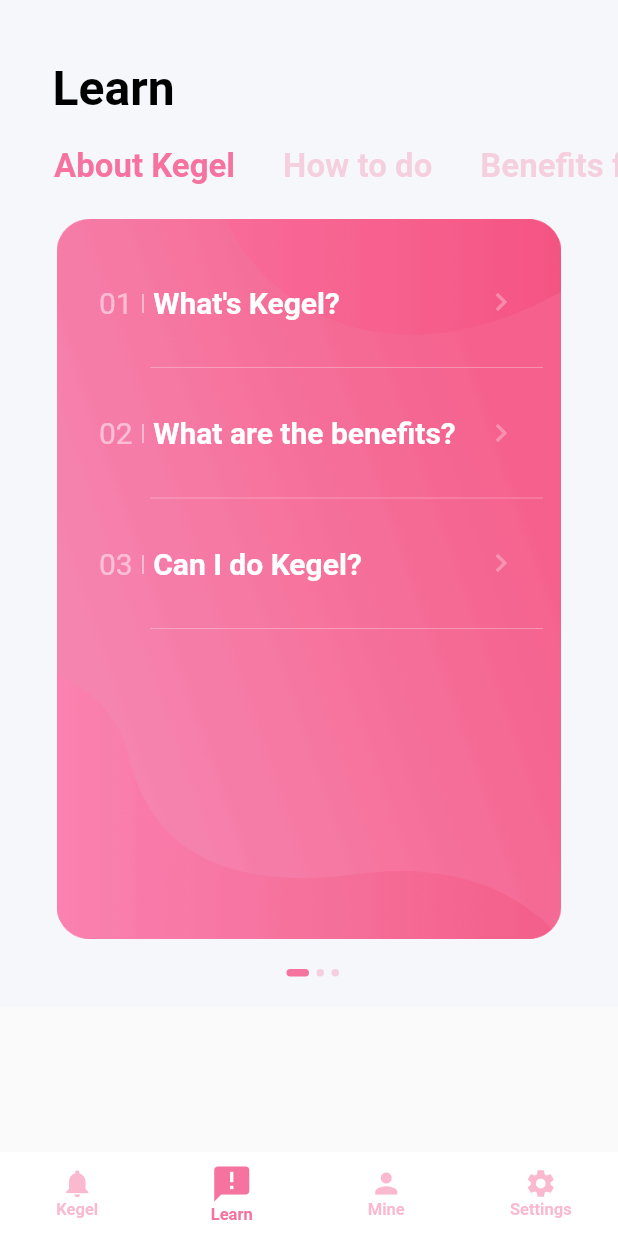
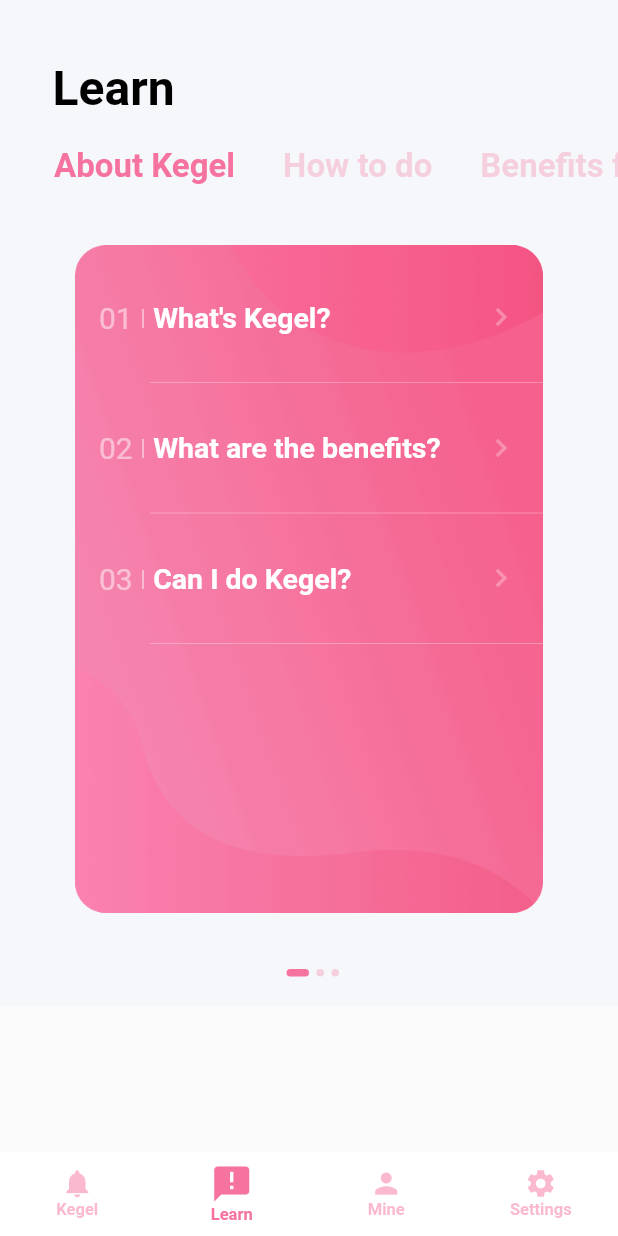
Before and after one commit to bobga/kegel_flutter_app, a Flutter app: the screen it shows after launch, item 2 of the bottom bar chosen, on a phone screen of 412 x 824 dp. Run offline on Flutter 3.47's test engine with Material 2 defaults, Android fonts, the phone set to English and light mode, and no system bars; drawn by our look-alikes of carousel_slider, dots_indicator; our stand-ins replace device_preview, fl_chart, flutter_svg, location, mvc_pattern, percent_indicator and 2 more; missing offline and left inert: global_configuration; network calls fail.

Commit message:
Responsive UI for Learn page

```diff
--- a/lib/main.dart
+++ b/lib/main.dart
@@ -4,7 +4,7 @@ import 'package:global_configuration/global_configuration.dart';
 import 'package:device_preview/device_preview.dart';
 
 void main() {
-  GlobalConfiguration().loadFromAsset("configurations");
+  // GlobalConfiguration().loadFromAsset("configurations");
   runApp(
     DevicePreview(
       enabled: true,
--- a/lib/pages/LearnWidget.dart
+++ b/lib/pages/LearnWidget.dart
@@ -2,6 +2,7 @@ import 'package:flutter/material.dart';
 import 'package:carousel_slider/carousel_slider.dart';
 import 'package:dots_indicator/dots_indicator.dart';
 import 'package:flutter_svg/flutter_svg.dart';
+import '../helpers/app_config.dart' as config;
 
 class LearnWidget extends StatefulWidget {
   final GlobalKey<ScaffoldState> parentScaffoldKey;
@@ -100,21 +101,20 @@ class _LearnWidgetState extends State<LearnWidget> {
                     Builder(
                       builder: (BuildContext context) {
                         return Container(
-                          width: MediaQuery.of(context).size.width,
+                          width: MediaQuery.of(context).size.width - 100,
                           decoration: BoxDecoration(
                             image: DecorationImage(
                               image: AssetImage(
                                 "assets/img/bg_learn_card1_pink.png",
                               ),
-                              fit: BoxFit.fitHeight,
+                              fit: BoxFit.fitWidth,
                             ),
                           ),
                           child: ListView(
                             shrinkWrap: true,
                             primary: false,
                             padding: EdgeInsets.symmetric(
-                              horizontal: 50,
-                              vertical: 20,
+                              vertical: 30,
                             ),
                             children: <Widget>[
                               ListTile(
@@ -156,7 +156,7 @@ class _LearnWidgetState extends State<LearnWidget> {
                                         'What\'s Kegel?',
                                         style: TextStyle(
                                           color: Colors.white,
-                                          fontSize: 20,
+                                          fontSize: 19,
                                           fontWeight: FontWeight.bold,
                                         ),
                                       ),
@@ -211,7 +211,7 @@ class _LearnWidgetState extends State<LearnWidget> {
                                         'What are the benefits?',
                                         style: TextStyle(
                                           color: Colors.white,
-                                          fontSize: 20,
+                                          fontSize: 19,
                                           fontWeight: FontWeight.bold,
                                         ),
                                       ),
@@ -266,7 +266,7 @@ class _LearnWidgetState extends State<LearnWidget> {
                                         'Can I do Kegel?',
                                         style: TextStyle(
                                           color: Colors.white,
-                                          fontSize: 20,
+                                          fontSize: 19,
                                           fontWeight: FontWeight.bold,
                                         ),
                                       ),
@@ -290,22 +290,21 @@ class _LearnWidgetState extends State<LearnWidget> {
                     Builder(
                       builder: (BuildContext context) {
                         return Container(
-                          width: MediaQuery.of(context).size.width,
+                          width: MediaQuery.of(context).size.width - 100,
                           margin: EdgeInsets.symmetric(horizontal: 5.0),
                           decoration: BoxDecoration(
                             image: DecorationImage(
                               image: AssetImage(
                                 "assets/img/bg_learn_card2_pink.png",
                               ),
-                              fit: BoxFit.contain,
+                              fit: BoxFit.fitWidth,
                             ),
                           ),
                           child: ListView(
                             shrinkWrap: true,
                             primary: false,
                             padding: EdgeInsets.symmetric(
-                              horizontal: 50,
-                              vertical: 20,
+                              vertical: 30,
                             ),
                             children: <Widget>[
                               ListTile(
@@ -347,7 +346,7 @@ class _LearnWidgetState extends State<LearnWidget> {
                                         'How to do Kegel?',
                                         style: TextStyle(
                                           color: Colors.white,
-                                          fontSize: 20,
+                                          fontSize: 19,
                                           fontWeight: FontWeight.bold,
                                         ),
                                       ),
@@ -404,7 +403,7 @@ class _LearnWidgetState extends State<LearnWidget> {
                                           maxLines: 2,
                                           style: TextStyle(
                                             color: Colors.white,
-                                            fontSize: 20,
+                                            fontSize: 19,
                                             fontWeight: FontWeight.bold,
                                           ),
                                           overflow: TextOverflow.ellipsis,
@@ -461,7 +460,7 @@ class _LearnWidgetState extends State<LearnWidget> {
                                         'Please note',
                                         style: TextStyle(
                                           color: Colors.white,
-                                          fontSize: 20,
+                                          fontSize: 19,
                                           fontWeight: FontWeight.bold,
                                         ),
                                       ),
@@ -516,7 +515,7 @@ class _LearnWidgetState extends State<LearnWidget> {
                                         'Disclaimer',
                                         style: TextStyle(
                                           color: Colors.white,
-                                          fontSize: 20,
+                                          fontSize: 19,
                                           fontWeight: FontWeight.bold,
                                         ),
                                       ),
```
